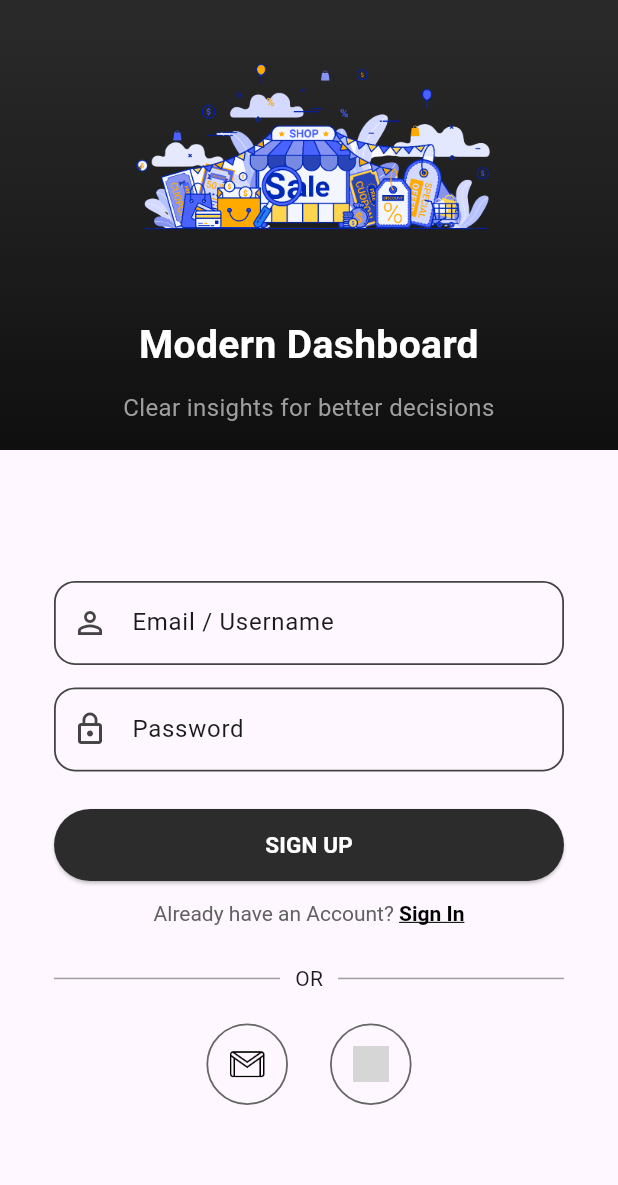
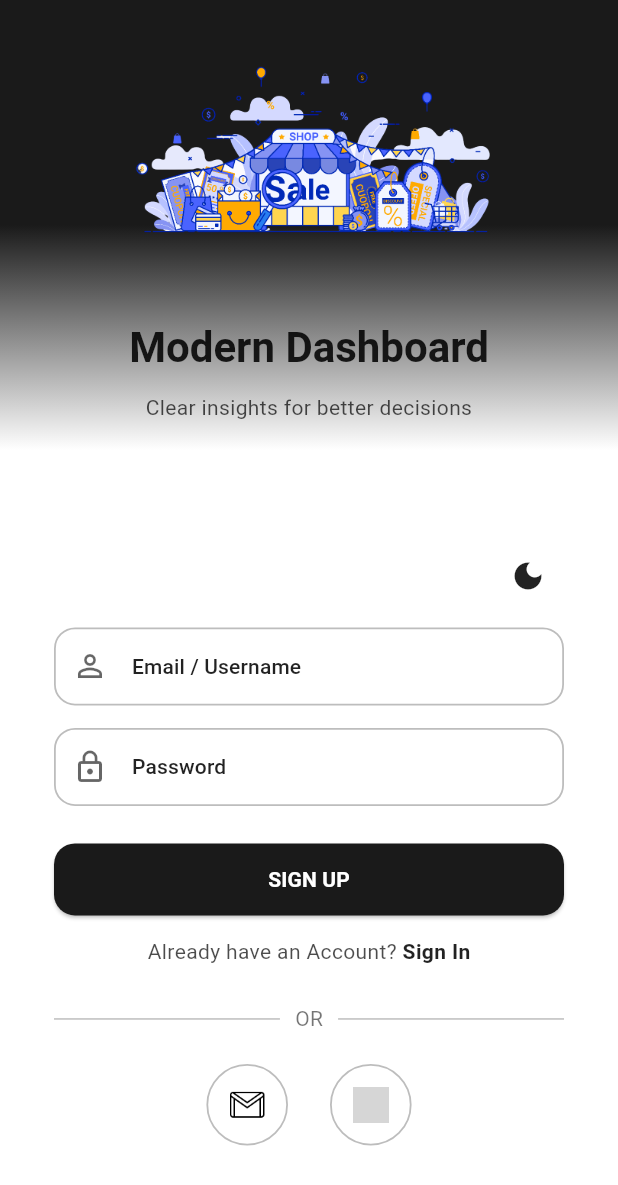
Before and after one commit to redaya88/krema-gms-web-flutter, a Flutter app: the screen it shows after launch, on a phone screen of 412 x 824 dp. Shown: the top 1185 px of the screen. Run offline on Flutter 3.47's test engine with Material 3 defaults, Android fonts, the phone set to English and light mode, and no system bars; our stand-ins replace get, get_storage; accounts and stored records are empty; grey boxes are pictures that could not be loaded.

Commit message:
feat: implement dark/light theme

```diff
--- /dev/null
+++ b/lib/core/theme/app_theme.dart
@@ -0,0 +1,26 @@
+import 'package:flutter/material.dart';
+import 'color_scheme.dart';
+import 'text_theme.dart';
+import 'button_theme.dart';
+import 'input_theme.dart';
+import 'card_theme.dart';
+
+class AppTheme {
+  static ThemeData light = ThemeData(
+    useMaterial3: true,
+    colorScheme: AppColorScheme.light,
+    textTheme: AppTextTheme.light,
+    elevatedButtonTheme: AppButtonTheme.elevated(AppColorScheme.light),
+    inputDecorationTheme: AppInputTheme.light,
+    cardTheme: AppCardTheme.light,
+  );
+
+  static ThemeData dark = ThemeData(
+    useMaterial3: true,
+    colorScheme: AppColorScheme.dark,
+    textTheme: AppTextTheme.dark,
+    elevatedButtonTheme: AppButtonTheme.elevated(AppColorScheme.dark),
+    inputDecorationTheme: AppInputTheme.dark,
+    cardTheme: AppCardTheme.dark,
+  );
+}
--- /dev/null
+++ b/lib/core/theme/button_theme.dart
@@ -0,0 +1,14 @@
+import 'package:flutter/material.dart';
+
+class AppButtonTheme {
+  static ElevatedButtonThemeData elevated(ColorScheme scheme) {
+    return ElevatedButtonThemeData(
+      style: ElevatedButton.styleFrom(
+        backgroundColor: scheme.primary,
+        foregroundColor: scheme.onPrimary,
+        shape: RoundedRectangleBorder(borderRadius: BorderRadius.circular(14)),
+        minimumSize: const Size.fromHeight(48),
+      ),
+    );
+  }
+}
--- /dev/null
+++ b/lib/core/theme/card_theme.dart
@@ -0,0 +1,22 @@
+import 'package:flutter/material.dart';
+import 'app_colors.dart';
+
+class AppCardTheme {
+  static CardThemeData light = CardThemeData(
+    color: Colors.white,
+    elevation: 2,
+    shape: RoundedRectangleBorder(
+      borderRadius: BorderRadius.circular(16),
+      side: const BorderSide(color: Colors.grey),
+    ),
+  );
+
+  static CardThemeData dark = CardThemeData(
+    color: AppColors.gray800,
+    elevation: 2,
+    shape: RoundedRectangleBorder(
+      borderRadius: BorderRadius.circular(16),
+      side: const BorderSide(color: AppColors.border),
+    ),
+  );
+}
--- /dev/null
+++ b/lib/core/theme/color_scheme.dart
@@ -0,0 +1,34 @@
+import 'package:flutter/material.dart';
+import 'app_colors.dart';
+
+class AppColorScheme {
+  static ColorScheme get light => ColorScheme(
+        brightness: Brightness.light,
+        primary: AppColors.gray800,
+        onPrimary: Colors.white,
+        secondary: AppColors.gray600,
+        onSecondary: Colors.white,
+        background: AppColors.lightBackground,
+        onBackground: AppColors.lightText,
+        surface: AppColors.lightSurface,
+        onSurface: AppColors.lightText,
+        error: Colors.redAccent,
+        onError: Colors.white,
+        outline: Colors.grey.shade400,
+      );
+
+  static ColorScheme get dark => ColorScheme(
+        brightness: Brightness.dark,
+        primary: AppColors.gray700,
+        onPrimary: Colors.white,
+        secondary: AppColors.gray600,
+        onSecondary: Colors.white,
+        background: AppColors.darkBackground,
+        onBackground: AppColors.darkText,
+        surface: AppColors.darkSurface,
+        onSurface: AppColors.darkText,
+        error: Colors.redAccent,
+        onError: Colors.white,
+        outline: AppColors.border,
+      );
+}
--- /dev/null
+++ b/lib/core/theme/input_theme.dart
@@ -0,0 +1,32 @@
+import 'package:flutter/material.dart';
+import 'app_colors.dart';
+
+class AppInputTheme {
+  static InputDecorationTheme light = InputDecorationTheme(
+    filled: true,
+    fillColor: Colors.white,
+    labelStyle: const TextStyle(color: AppColors.gray600),
+    enabledBorder: OutlineInputBorder(
+      borderRadius: BorderRadius.circular(14),
+      borderSide: const BorderSide(color: AppColors.gray600, width: 1.2),
+    ),
+    focusedBorder: OutlineInputBorder(
+      borderRadius: BorderRadius.circular(14),
+      borderSide: const BorderSide(color: AppColors.gray800, width: 1.5),
+    ),
+  );
+
+  static InputDecorationTheme dark = InputDecorationTheme(
+    filled: true,
+    fillColor: AppColors.gray800,
+    labelStyle: const TextStyle(color: AppColors.darkSecondaryText),
+    enabledBorder: OutlineInputBorder(
+      borderRadius: BorderRadius.circular(14),
+      borderSide: const BorderSide(color: AppColors.border, width: 1.2),
+    ),
+    focusedBorder: OutlineInputBorder(
+      borderRadius: BorderRadius.circular(14),
+      borderSide: const BorderSide(color: Colors.white, width: 1.5),
+    ),
+  );
+}
--- /dev/null
+++ b/lib/core/theme/text_theme.dart
@@ -0,0 +1,18 @@
+import 'package:flutter/material.dart';
+import 'app_colors.dart';
+
+class AppTextTheme {
+  static TextTheme light = const TextTheme(
+    headlineMedium: TextStyle(fontSize: 28, fontWeight: FontWeight.bold, color: AppColors.lightText),
+    headlineSmall: TextStyle(fontSize: 22, fontWeight: FontWeight.w600, color: AppColors.lightText),
+    bodyLarge: TextStyle(fontSize: 16, color: AppColors.lightText),
+    bodyMedium: TextStyle(fontSize: 14, color: AppColors.lightSecondaryText),
+  );
+
+  static TextTheme dark = const TextTheme(
+    headlineMedium: TextStyle(fontSize: 28, fontWeight: FontWeight.bold, color: AppColors.darkText),
+    headlineSmall: TextStyle(fontSize: 22, fontWeight: FontWeight.w600, color: AppColors.darkText),
+    bodyLarge: TextStyle(fontSize: 16, color: AppColors.darkText),
+    bodyMedium: TextStyle(fontSize: 14, color: AppColors.darkSecondaryText),
+  );
+}
--- a/lib/main.dart
+++ b/lib/main.dart
@@ -6,6 +6,7 @@ import 'core/routes/app_pages.dart';
 import 'core/routes/app_routes.dart';
 import 'core/services/auth_service.dart';
 import 'core/services/storage_service.dart';
+import 'core/theme/app_theme.dart';
 import 'data/providers/auth_provider.dart';
 
 void main() async {
@@ -29,6 +30,9 @@ class MyApp extends StatelessWidget {
   Widget build(BuildContext context) {
     return GetMaterialApp(
       title: "Krema GMS Web",
+      theme: AppTheme.light,
+      darkTheme: AppTheme.dark,
+      themeMode: ThemeMode.light,
       debugShowCheckedModeBanner: false,
       initialRoute: AppRoutes.LOGIN,
       getPages: AppPages.pages,
--- a/lib/modules/login/login_form.dart
+++ b/lib/modules/login/login_form.dart
@@ -1,31 +1,30 @@
 import 'package:flutter/gestures.dart';
 import 'package:flutter/material.dart';
+import 'package:get/get.dart';
 import '../../core/widgets/sign_in_form.dart';
 
 class PrettyLoginForm extends StatelessWidget {
   const PrettyLoginForm({super.key});
 
   void showSignInPopup(BuildContext context) {
+    final theme = Theme.of(context);
+
     showDialog(
       context: context,
       barrierDismissible: true,
       builder: (_) {
         final width = MediaQuery.of(context).size.width;
-
-        double dialogWidth;
-        if (width >= 1200) {
-          dialogWidth = 420;
-        } else if (width >= 600) {
-          dialogWidth = 360;
-        } else {
-          dialogWidth = width * 0.9;
-        }
+        double dialogWidth = width >= 1200
+            ? 420
+            : width >= 600
+                ? 360
+                : width * 0.9;
 
         return Dialog(
           shape: RoundedRectangleBorder(
             borderRadius: BorderRadius.circular(18),
           ),
-          backgroundColor: Colors.white,
+          backgroundColor: theme.colorScheme.surface,
           elevation: 6,
           child: Container(
             width: dialogWidth,
@@ -41,69 +40,106 @@ class PrettyLoginForm extends StatelessWidget {
 
   @override
   Widget build(BuildContext context) {
-    const Color deepGray = Color(0xFF2C2C2C);
-    const Color fieldBorder = Color(0xFF444444);
-    const Color textColor = Color(0xFF1A1A1A);
+    final theme = Theme.of(context);
+    final text = theme.textTheme;
 
     return Column(
       mainAxisSize: MainAxisSize.min,
       children: [
-        // EMAIL FIELD
+        /// 🌗 THEME TOGGLE BUTTON
+        Row(
+          mainAxisAlignment: MainAxisAlignment.end,
+          children: [
+            IconButton(
+              icon: Icon(
+                Get.isDarkMode ? Icons.light_mode : Icons.dark_mode,
+                color: theme.colorScheme.onSurface,
+              ),
+              onPressed: () {
+                Get.changeThemeMode(
+                  Get.isDarkMode ? ThemeMode.light : ThemeMode.dark,
+                );
+              },
+            ),
+          ],
+        ),
+
+        const SizedBox(height: 10),
+
+        /// EMAIL FIELD
         TextField(
+          style: theme.textTheme.bodyMedium,
           decoration: InputDecoration(
             labelText: "Email / Username",
-            labelStyle: const TextStyle(color: textColor),
-            prefixIcon: const Icon(Icons.person_outline, color: fieldBorder),
+            labelStyle: theme.textTheme.labelLarge,
+            prefixIcon: Icon(
+              Icons.person_outline,
+              color: theme.colorScheme.onSurface.withOpacity(0.6),
+            ),
+            filled: true,
+            fillColor: theme.colorScheme.surface,
             enabledBorder: OutlineInputBorder(
               borderRadius: BorderRadius.circular(14),
-              borderSide: const BorderSide(color: fieldBorder, width: 1.2),
+              borderSide: BorderSide(
+                color: theme.colorScheme.outline,
+                width: 1.2,
+              ),
             ),
             focusedBorder: OutlineInputBorder(
               borderRadius: BorderRadius.circular(14),
-              borderSide: const BorderSide(color: deepGray, width: 1.5),
+              borderSide: BorderSide(
+                color: theme.colorScheme.primary,
+                width: 1.5,
+              ),
             ),
           ),
         ),
 
         const SizedBox(height: 15),
 
-        // PASSWORD FIELD
+        /// PASSWORD FIELD
         TextField(
           obscureText: true,
+          style: theme.textTheme.bodyMedium,
           decoration: InputDecoration(
             labelText: "Password",
-            labelStyle: const TextStyle(color: textColor),
-            prefixIcon: const Icon(Icons.lock_outline, color: fieldBorder),
+            labelStyle: theme.textTheme.labelLarge,
+            prefixIcon: Icon(
+              Icons.lock_outline,
+              color: theme.colorScheme.onSurface.withOpacity(0.6),
+            ),
+            filled: true,
+            fillColor: theme.colorScheme.surface,
             enabledBorder: OutlineInputBorder(
               borderRadius: BorderRadius.circular(14),
-              borderSide: const BorderSide(color: fieldBorder, width: 1.2),
+              borderSide: BorderSide(
+                color: theme.colorScheme.outline,
+                width: 1.2,
+              ),
             ),
             focusedBorder: OutlineInputBorder(
               borderRadius: BorderRadius.circular(14),
-              borderSide: const BorderSide(color: deepGray, width: 1.5),
+              borderSide: BorderSide(
+                color: theme.colorScheme.primary,
+                width: 1.5,
+              ),
             ),
           ),
         ),
 
         const SizedBox(height: 25),
 
-        // SIGN UP BUTTON
+        /// SIGN UP BUTTON
         SizedBox(
           width: double.infinity,
           height: 48,
           child: ElevatedButton(
-            style: ElevatedButton.styleFrom(
-              backgroundColor: deepGray,
-              shape: RoundedRectangleBorder(
-                borderRadius: BorderRadius.circular(28),
-              ),
-            ),
             onPressed: () {},
-            child: const Text(
+            style: theme.elevatedButtonTheme.style,
+            child: Text(
               "SIGN UP",
-              style: TextStyle(
-                color: Colors.white,
-                fontSize: 15,
+              style: text.labelLarge?.copyWith(
+                color: theme.colorScheme.onPrimary,
                 fontWeight: FontWeight.w600,
               ),
             ),
@@ -112,20 +148,20 @@ class PrettyLoginForm extends StatelessWidget {
 
         const SizedBox(height: 14),
 
-        // SIGN IN LINK
+        /// SIGN IN LINK
         RichText(
           text: TextSpan(
             text: "Already have an Account? ",
-            style: TextStyle(color: Colors.grey.shade700),
+            style: text.bodyMedium?.copyWith(
+              color: theme.colorScheme.onSurface.withOpacity(0.7),
+            ),
             children: [
               TextSpan(
                 text: "Sign In",
-                style: const TextStyle(
-                  color: Colors.black,
+                style: text.bodyMedium?.copyWith(
+                  color: theme.colorScheme.onSurface,
                   fontWeight: FontWeight.bold,
-                  decoration: TextDecoration.underline,
                 ),
-                mouseCursor: SystemMouseCursors.click,
                 recognizer: TapGestureRecognizer()
                   ..onTap = () => showSignInPopup(context),
               ),
@@ -135,40 +171,44 @@ class PrettyLoginForm extends StatelessWidget {
 
         const SizedBox(height: 25),
 
-        // DIVIDER
-        const Row(
+        /// DIVIDER
+        Row(
           children: [
-            Expanded(child: Divider(color: Colors.grey, thickness: 1)),
-            Padding(
+            Expanded(
+              child: Divider(color: theme.colorScheme.outline),
+            ),
+            const Padding(
               padding: EdgeInsets.symmetric(horizontal: 10),
               child: Text("OR"),
             ),
-            Expanded(child: Divider(color: Colors.grey, thickness: 1)),
+            Expanded(
+              child: Divider(color: theme.colorScheme.outline),
+            ),
           ],
         ),
 
         const SizedBox(height: 20),
 
-        // SOCIAL LOGIN
+        /// SOCIAL LOGIN
         Row(
           mainAxisAlignment: MainAxisAlignment.center,
           children: [
-            _socialIcon('assets/icons/email-icon.png'),
+            _socialIcon('assets/icons/email-icon.png', theme),
             const SizedBox(width: 28),
-            _socialIcon('assets/icons/google-icon.png'),
+            _socialIcon('assets/icons/google-icon.png', theme),
           ],
         ),
       ],
     );
   }
 
-  static Widget _socialIcon(String imagePath) {
+  static Widget _socialIcon(String imagePath, ThemeData theme) {
     return Container(
       padding: const EdgeInsets.all(14),
       decoration: BoxDecoration(
         shape: BoxShape.circle,
         border: Border.all(
-          color: Color(0xFF666666),
+          color: theme.colorScheme.outline,
           width: 1.2,
         ),
       ),
--- a/lib/modules/login/login_slider.dart
+++ b/lib/modules/login/login_slider.dart
@@ -20,13 +20,14 @@ class LoginSlider extends StatelessWidget {
       onPageChanged: onPageChanged,
       itemCount: slides.length,
       itemBuilder: (_, index) {
+        final slide = slides[index];
         return Center(
           child: SizedBox.expand(
             child: SlideContent(
               key: ValueKey(index),
-              image: slides[index]["image"]!,
-              title: slides[index]["title"]!,
-              subtitle: slides[index]["subtitle"]!,
+              image: slide["image"]!,
+              title: slide["title"]!,
+              subtitle: slide["subtitle"]!,
             ),
           ),
         );
--- a/lib/modules/login/slide_content.dart
+++ b/lib/modules/login/slide_content.dart
@@ -21,10 +21,6 @@ class _SlideContentState extends State<SlideContent>
   late AnimationController _controller;
   late Animation<double> _fade;
   late Animation<double> _scale;
-
-  static const Color deepGray = Color(0xFF1E1E1E);
-  static const Color softGray = Color(0xFF9E9E9E);
-  static const Color white = Colors.white;
 
   @override
   void initState() {
@@ -54,23 +50,22 @@ class _SlideContentState extends State<SlideContent>
 
   @override
   Widget build(BuildContext context) {
+    final theme = Theme.of(context);
     final width = MediaQuery.of(context).size.width;
     final isSmall = width < 900;
 
     return Container(
-      // 🌈 GRADIENT BACKGROUND ADDED HERE
-      decoration: const BoxDecoration(
+      decoration: BoxDecoration(
         gradient: LinearGradient(
-          colors: [
-            Color(0xFF2A2A2A), // deep gray top
-            Color(0xFF1E1E1E), // deeper gray middle
-            Color(0xFF0F0F0F), // almost black bottom
-          ],
           begin: Alignment.topCenter,
           end: Alignment.bottomCenter,
+          colors: [
+            theme.colorScheme.primaryContainer,
+            theme.colorScheme.primary,
+            theme.colorScheme.background,
+          ],
         ),
       ),
-
       child: LayoutBuilder(
         builder: (context, constraints) {
           final imageHeight = isSmall
@@ -91,31 +86,27 @@ class _SlideContentState extends State<SlideContent>
                       fit: BoxFit.contain,
                     ),
                   ),
-
                   const SizedBox(height: 30),
 
-                  // ---- TITLE (WHITE) ----
+                  // TITLE
                   Text(
                     widget.title,
                     textAlign: TextAlign.center,
-                    style: TextStyle(
-                      fontSize: isSmall ? 26 : 34,
-                      fontWeight: FontWeight.w700,
-                      color: white,
+                    style: theme.textTheme.headlineMedium?.copyWith(
+                      fontWeight: FontWeight.bold,
+                      color: theme.colorScheme.onBackground,
                     ),
                   ),
-
                   const SizedBox(height: 12),
 
-                  // ---- SUBTITLE (SOFT GRAY) ----
+                  // SUBTITLE
                   Padding(
                     padding: const EdgeInsets.symmetric(horizontal: 20),
                     child: Text(
                       widget.subtitle,
                       textAlign: TextAlign.center,
-                      style: TextStyle(
-                        fontSize: isSmall ? 16 : 20,
-                        color: softGray,
+                      style: theme.textTheme.bodyMedium?.copyWith(
+                        color: theme.colorScheme.onBackground.withOpacity(0.7),
                       ),
                     ),
                   ),
```
Also changed, not shown: lib/core/theme/app_colors.dart (added, +38 -0 lines), lib/core/widgets/sign_in_form.dart (+57 -51 lines), lib/modules/login/sign_in_view.dart (deleted, +0 -84 lines), 3 other files.
